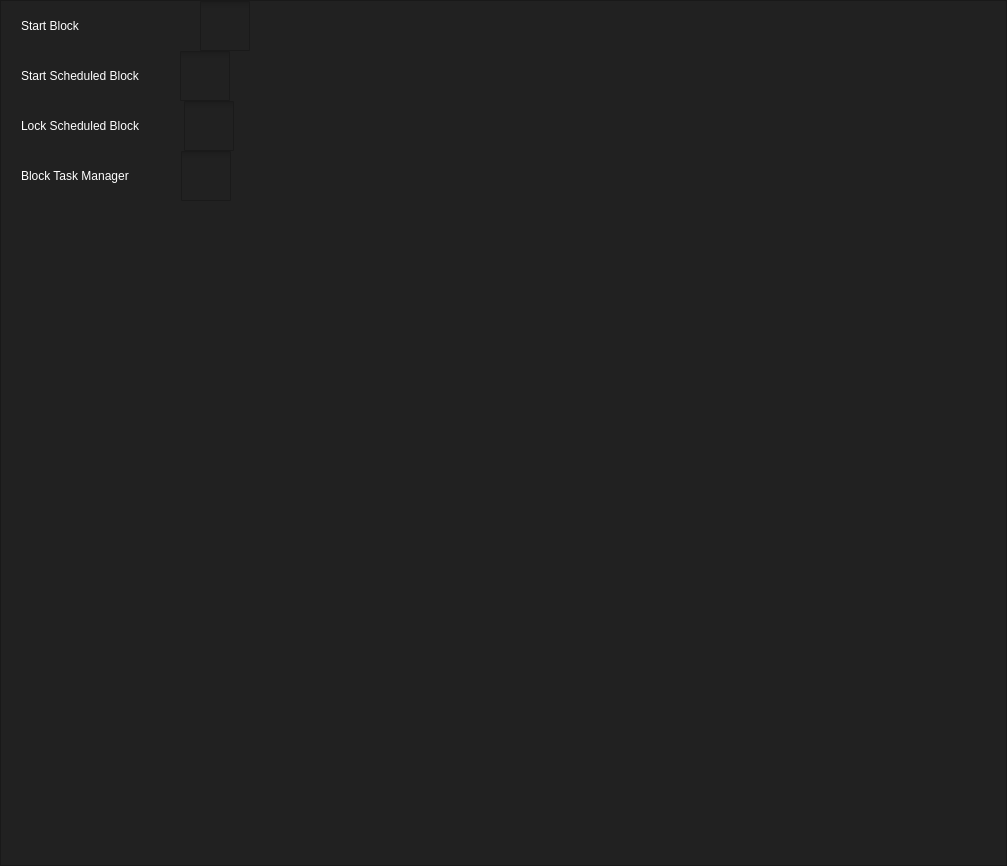
First picture: the form in ui/home.ui, repository HowePersonal/DistractionBlocker, before the edit.
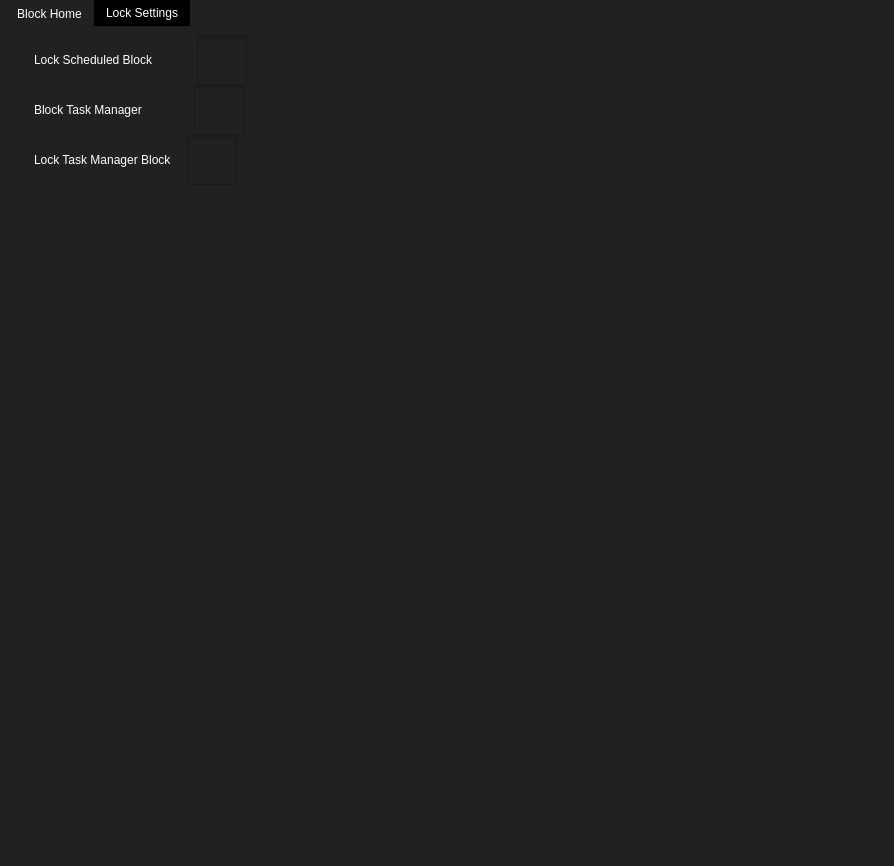
Second picture: the form after the edit. The open tabs and pages were chosen to show the change.

Commit message: Implemented task manager locking system and added tab selection to home window in order to separate blocking and locking settings

Diff of the .ui file:
```diff
--- a/ui/home.ui
+++ b/ui/home.ui
@@ -6,7 +6,7 @@
    <rect>
     <x>0</x>
     <y>0</y>
-    <width>1007</width>
+    <width>894</width>
     <height>866</height>
    </rect>
   </property>
@@ -26,20 +26,53 @@
   </property>
   <layout class="QGridLayout" name="gridLayout">
    <property name="leftMargin">
-    <number>0</number>
+    <number>5</number>
    </property>
    <property name="topMargin">
     <number>0</number>
    </property>
    <property name="rightMargin">
-    <number>0</number>
+    <number>5</number>
    </property>
    <property name="bottomMargin">
-    <number>0</number>
+    <number>5</number>
    </property>
    <property name="spacing">
     <number>0</number>
    </property>
+   <item row="0" column="0">
+    <widget class="QTabWidget" name="tabWidget">
+     <property name="styleSheet">
+      <string notr="true">QTabWidget {
+	border: 0;
+    font: 17px 10pt &quot;MS Shell Dlg 2&quot;;
+	background-color: rgb(33,33,33);
+}
+
+QTabBar::tab {
+	color: white;
+	background-color:  rgb(33,33,33);
+}
+
+QTabWidget::pane{
+    border:none
+}
+
+QTabBar::tab:selected {
+	background-color: black
+}</string>
+     </property>
+     <property name="currentIndex">
+      <number>0</number>
+     </property>
+     <property name="usesScrollButtons">
+      <bool>false</bool>
+     </property>
+     <widget class="QWidget" name="startBlocks">
+      <attribute name="title">
+       <string>Block Home</string>
+      </attribute>
+      <layout class="QGridLayout" name="gridLayout_3">
    <item row="0" column="0">
     <widget class="QFrame" name="frame">
      <property name="sizePolicy">
@@ -80,7 +113,7 @@
       <property name="spacing">
        <number>0</number>
       </property>
-      <item row="1" column="0">
+          <item row="0" column="0">
        <layout class="QVBoxLayout" name="verticalLayout">
         <item>
          <layout class="QHBoxLayout" name="horizontalLayout_2">
@@ -228,9 +261,47 @@
          </layout>
         </item>
         <item>
-         <layout class="QHBoxLayout" name="horizontalLayout_4">
+             <spacer name="verticalSpacer">
+              <property name="orientation">
+               <enum>Qt::Vertical</enum>
+              </property>
+              <property name="sizeType">
+               <enum>QSizePolicy::Expanding</enum>
+              </property>
+              <property name="sizeHint" stdset="0">
+               <size>
+                <width>20</width>
+                <height>40</height>
+               </size>
+              </property>
+             </spacer>
+            </item>
+           </layout>
+          </item>
+         </layout>
+        </widget>
+       </item>
+      </layout>
+     </widget>
+     <widget class="QWidget" name="blockSettings">
+      <property name="styleSheet">
+       <string notr="true"/>
+      </property>
+      <attribute name="title">
+       <string>Lock Settings</string>
+      </attribute>
+      <layout class="QGridLayout" name="gridLayout_4">
+       <item row="0" column="0">
+        <layout class="QGridLayout" name="gridLayout_5">
+         <property name="spacing">
+          <number>0</number>
+         </property>
+         <item row="0" column="0">
+          <layout class="QVBoxLayout" name="verticalLayout_2">
           <item>
-           <spacer name="horizontalSpacer_7">
+            <layout class="QHBoxLayout" name="horizontalLayout_6">
+             <item>
+              <spacer name="horizontalSpacer_11">
             <property name="orientation">
              <enum>Qt::Horizontal</enum>
             </property>
@@ -246,7 +317,7 @@
            </spacer>
           </item>
           <item>
-           <widget class="QLabel" name="label_4">
+              <widget class="QLabel" name="label_6">
             <property name="sizePolicy">
              <sizepolicy hsizetype="Fixed" vsizetype="Fixed">
               <horstretch>0</horstretch>
@@ -263,7 +334,7 @@
            </widget>
           </item>
           <item>
-           <spacer name="horizontalSpacer_8">
+              <spacer name="horizontalSpacer_12">
             <property name="orientation">
              <enum>Qt::Horizontal</enum>
             </property>
@@ -294,9 +365,9 @@
          </layout>
         </item>
         <item>
-         <layout class="QHBoxLayout" name="horizontalLayout_3">
+            <layout class="QHBoxLayout" name="horizontalLayout_4">
           <item>
-           <spacer name="horizontalSpacer_5">
+              <spacer name="horizontalSpacer_7">
             <property name="orientation">
              <enum>Qt::Horizontal</enum>
             </property>
@@ -312,7 +383,7 @@
            </spacer>
           </item>
           <item>
-           <widget class="QLabel" name="label_3">
+              <widget class="QLabel" name="label_4">
             <property name="sizePolicy">
              <sizepolicy hsizetype="Fixed" vsizetype="Fixed">
               <horstretch>0</horstretch>
@@ -329,7 +400,7 @@
            </widget>
           </item>
           <item>
-           <spacer name="horizontalSpacer_6">
+              <spacer name="horizontalSpacer_5">
             <property name="orientation">
              <enum>Qt::Horizontal</enum>
             </property>
@@ -360,7 +431,73 @@
          </layout>
         </item>
         <item>
-         <spacer name="verticalSpacer">
+            <layout class="QHBoxLayout" name="horizontalLayout_3">
+             <item>
+              <spacer name="horizontalSpacer_6">
+               <property name="orientation">
+                <enum>Qt::Horizontal</enum>
+               </property>
+               <property name="sizeType">
+                <enum>QSizePolicy::Fixed</enum>
+               </property>
+               <property name="sizeHint" stdset="0">
+                <size>
+                 <width>20</width>
+                 <height>20</height>
+                </size>
+               </property>
+              </spacer>
+             </item>
+             <item>
+              <widget class="QLabel" name="label_3">
+               <property name="sizePolicy">
+                <sizepolicy hsizetype="Fixed" vsizetype="Fixed">
+                 <horstretch>0</horstretch>
+                 <verstretch>0</verstretch>
+                </sizepolicy>
+               </property>
+               <property name="styleSheet">
+                <string notr="true">color: white;
+font: 17px 10pt &quot;MS Shell Dlg 2&quot;;</string>
+               </property>
+               <property name="text">
+                <string>Lock Task Manager Block</string>
+               </property>
+              </widget>
+             </item>
+             <item>
+              <spacer name="horizontalSpacer_8">
+               <property name="orientation">
+                <enum>Qt::Horizontal</enum>
+               </property>
+               <property name="sizeType">
+                <enum>QSizePolicy::Fixed</enum>
+               </property>
+               <property name="sizeHint" stdset="0">
+                <size>
+                 <width>15</width>
+                 <height>20</height>
+                </size>
+               </property>
+              </spacer>
+             </item>
+             <item>
+              <widget class="QCheckBox" name="startLockTaskManagerBlock">
+               <property name="styleSheet">
+                <string notr="true">QCheckBox::indicator {
+	width: 50px;
+	height: 50px;
+}</string>
+               </property>
+               <property name="text">
+                <string/>
+               </property>
+              </widget>
+             </item>
+            </layout>
+           </item>
+           <item>
+            <spacer name="verticalSpacer_2">
           <property name="orientation">
            <enum>Qt::Vertical</enum>
           </property>
@@ -378,6 +515,9 @@
        </layout>
       </item>
      </layout>
+       </item>
+      </layout>
+     </widget>
     </widget>
    </item>
   </layout>
```
Lines whose indentation alone changed are shown as unchanged. The commit also changes 5 other files.
